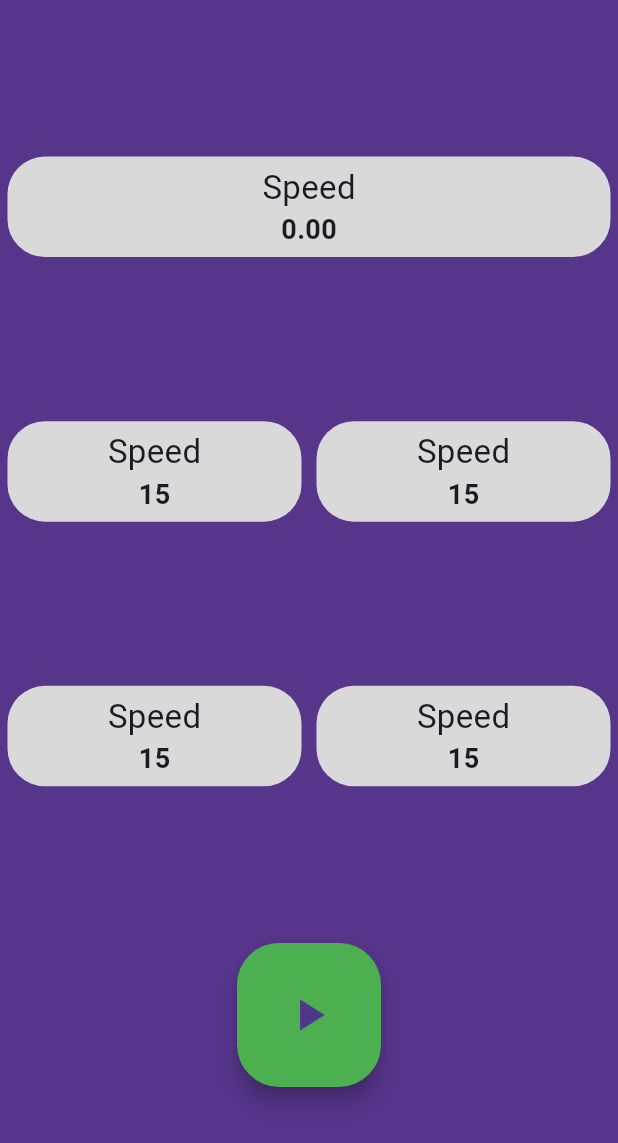
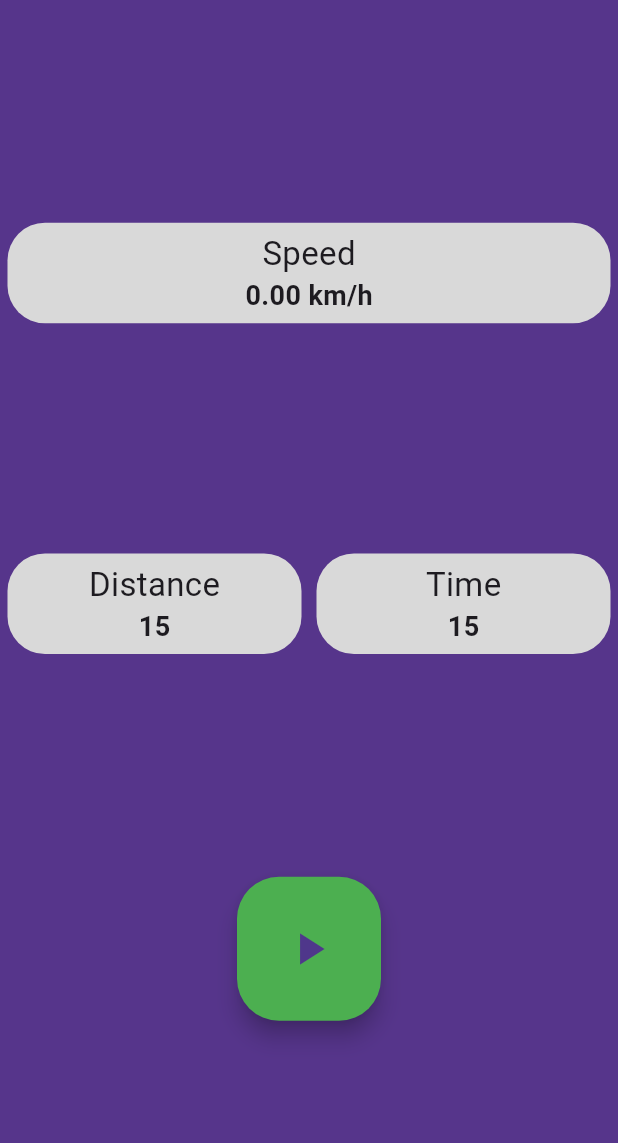
Before and after one commit to marcinmielni/Traqer, a Flutter app: the LiveData screen opened directly, on a phone screen of 412 x 824 dp. Shown: the top 1143 px of the screen. Run offline on Flutter 3.47's test engine with Material 3 defaults, Android fonts, the light colour scheme and no system bars; our stand-ins replace flutter_map, flutter_speed_dial, geolocator, latlong2, location, permission_handler; missing offline and left inert: flutter_map_location_marker, gpx.

Commit message:
+timestamps, meter tweak

```diff
--- a/lib/Controllers/location_controller.dart
+++ b/lib/Controllers/location_controller.dart
@@ -40,7 +40,8 @@ class LocationController{
     LocationController.positionStreamSubscription = LocationController.positionStream.listen(
             (Position? _position) {
           print(position == null ? 'Unknown' : '${_position?.latitude.toString()}, ${_position?.longitude.toString()}');
-          TrackWriter.addTrackPoint(Wpt(lat: _position?.latitude,lon: _position?.longitude));
+          //TODO: consider if use geolocator elevation or somehow get it from map?
+          TrackWriter.addTrackPoint(Wpt(lat: _position?.latitude,lon: _position?.longitude, time: _position?.timestamp/*, ele: _position?.altitude*/));
           LocationController.position = _position!;
         });
     //print("start");
--- a/lib/Controllers/track_writer.dart
+++ b/lib/Controllers/track_writer.dart
@@ -17,6 +17,7 @@ class TrackWriter{
     gpx.metadata?.name = DateTime.now().toString();
     gpx.metadata?.desc = 'Training data';
     gpx.metadata?.time = DateTime.now();
+    //gpx.metadata?.extensions TODO: figure out if speed extension is needed
     gpx.trks = [];
     initSegment();
     initTrack();
--- a/lib/Views/live_data.dart
+++ b/lib/Views/live_data.dart
@@ -22,7 +22,7 @@ class _LiveDataState extends State<LiveData> {
     speed = (LocationController.position == null ? 0 : LocationController.position?.speed)!;
     timer = Timer.periodic(const Duration(milliseconds: 100), (timer) {
       setState(() {
-        speed = LocationController.position!.speed;
+        speed = (LocationController.position!.speed) * 1.61;
       });
     });
     super.initState();
@@ -52,21 +52,14 @@ class _LiveDataState extends State<LiveData> {
               Row(
                 mainAxisAlignment: MainAxisAlignment.spaceEvenly,
                 children: [
-                  Meter('Speed', speed.toStringAsFixed(2), true),
+                  Meter('Speed', "${speed.toStringAsFixed(2)} km/h", true),
                 ],
               ),
               Row(
                 mainAxisAlignment: MainAxisAlignment.spaceEvenly,
                   children: [
-                    Meter('Speed', '15', false),
-                    Meter('Speed', '15', false),
-                  ],
-              ),
-              Row(
-                mainAxisAlignment: MainAxisAlignment.spaceEvenly,
-                  children: [
-                    Meter('Speed', '15', false),
-                    Meter('Speed', '15', false),
+                    Meter('Distance', '15', false),
+                    Meter('Time', '15', false),
                   ],
               ),
               Center(child: StartStopButton()),
--- a/lib/Widgets/meter.dart
+++ b/lib/Widgets/meter.dart
@@ -8,10 +8,10 @@ import 'package:traqer/Controllers/location_controller.dart';
 class Meter extends StatefulWidget {
 
   final String name;
-  String value;
-  bool dynamic;
+  final String value;
+  final bool dynamic;
 
-  Meter(this.name, this.value, this.dynamic, {super.key});
+  const Meter(this.name, this.value, this.dynamic, {super.key});
 
   @override
   State<Meter> createState() => _MeterState();
@@ -29,11 +29,11 @@ class _MeterState extends State<Meter> {
   void initState(){
     super.initState();
     if(widget.dynamic) {
-      value = '0.00';
+      value = '0.00 km/h';
       positionStreamSubscription =
           LocationController.positionStream.listen((event) {
             setState(() {
-              value = event.speed.toStringAsFixed(2);
+              value = "${(event.speed * 1.61).toStringAsFixed(2)} km/h";
             });
             print('${event.longitude}, ${event.latitude}, ${event.speed}');
           });
```
